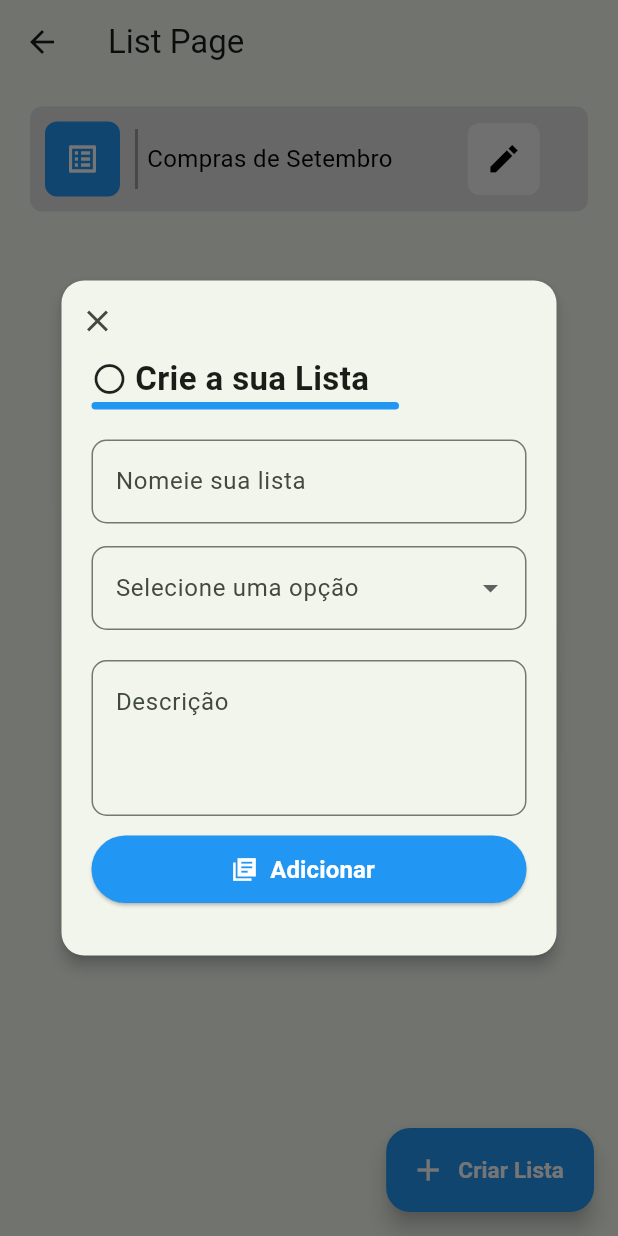
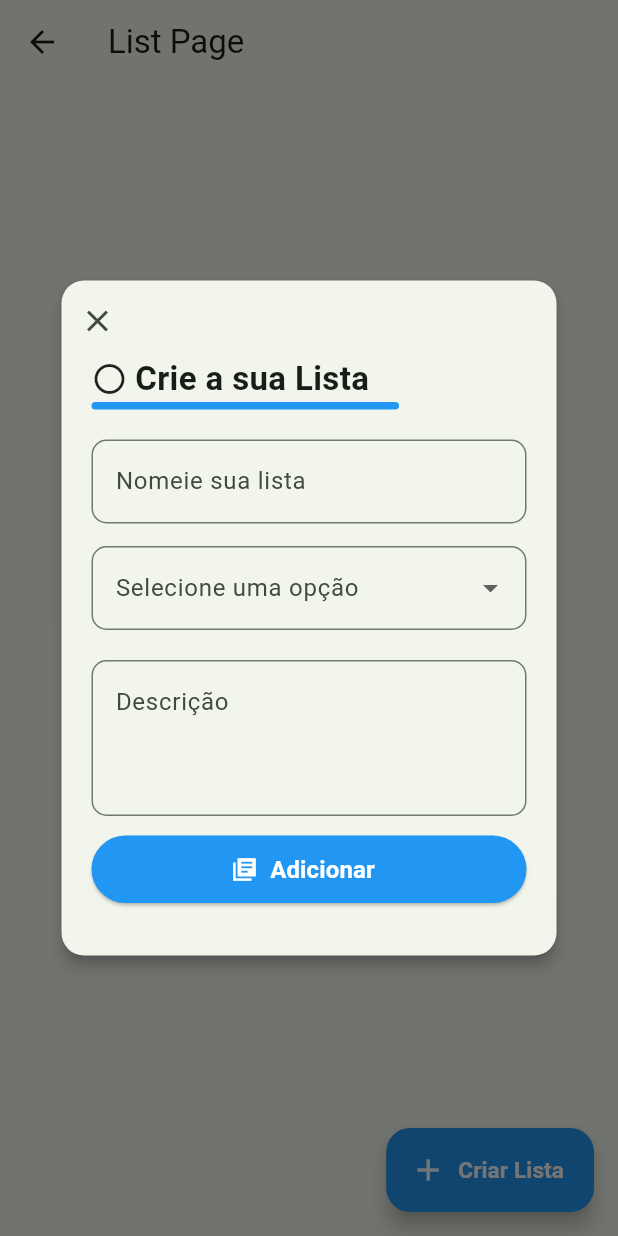
Before and after one commit to GabrielAdelino/Lista_compras, a Flutter app: the ListPage screen opened directly, after a tap on "Criar Lista", on a phone screen of 412 x 824 dp. Run offline on Flutter 3.47's test engine with Material 3 defaults, Android fonts, the phone set to English and light mode, and no system bars.

Commit message:
implementation of the list component

```diff
--- a/lib/pages/list_page.dart
+++ b/lib/pages/list_page.dart
@@ -1,70 +1,49 @@
 import 'package:flutter/material.dart';
+import 'package:lista_compras/components/card_list.dart';
+ // Certifique-se de importar o arquivo onde está o CardList
 
-class ListPage extends StatelessWidget {
+class ListPage extends StatefulWidget {
+  @override
+  _ListPageState createState() => _ListPageState();
+}
+
+class _ListPageState extends State<ListPage> {
+  List<CardList> cardListItems = [];
+  final TextEditingController nameController = TextEditingController();
+  final TextEditingController descriptionController = TextEditingController();
+  String? selectedOption;
+
+  void _addCard() {
+    setState(() {
+      // Adiciona um novo CardList com base nas informações fornecidas
+      cardListItems.add(
+        CardList(
+          title: nameController.text, // Nome da lista
+          icon: Icons.list_alt, // Ícone pode ser fixo ou ajustável
+          onEdit: () {
+            // Ação de edição
+          },
+        ),
+      );
+    });
+
+    // Limpa os campos após adicionar
+    nameController.clear();
+    descriptionController.clear();
+    selectedOption = null;
+    Navigator.of(context).pop(); // Fecha o dialogo após adicionar
+  }
+
   @override
   Widget build(BuildContext context) {
     return Scaffold(
       appBar: AppBar(
         title: Text('List Page'),
       ),
-      body: Container(
-        alignment: Alignment.topLeft,
-        padding: EdgeInsets.only(left: 20, top: 15, right: 20, bottom: 15),
-        child: Container(
-          decoration: BoxDecoration(
-            color: Colors.grey.shade300,
-            borderRadius: BorderRadius.circular(8),
-          ),
-          padding: EdgeInsets.all(10),
-        child: Row(
+      body: ListView(
         children: [
-              Container(
-        height: 50,
-        width: 50, // Define a largura do container do ícone
-        decoration: BoxDecoration(
-          color: Colors.blue,
-          borderRadius: BorderRadius.circular(8),
-        ),
-        child: Icon(
-          Icons.list_alt,
-          color: Colors.white,
-        ),
-      ),
-          SizedBox(width: 10),
-
-         Container( //Linha que divide Icon e Text
-              height: 40,
-              width: 2,
-              color: Colors.grey,
-            ),
-
-         Padding(
-              padding: EdgeInsets.fromLTRB(6, 10, 10, 10),
-              child: Text('Compras de Setembro',
-            style: TextStyle(
-              color: Colors.black,
-              fontSize: 16,
-              fontFamily: 'Roboto',
-            ),
-            ),
-         ),
-         SizedBox(width: 40),
-      Container(
-  decoration: BoxDecoration(
-    color: Colors.grey.shade100, // Cor de fundo
-    borderRadius: BorderRadius.circular(8), // Arredondamento da borda
-  ),
-  child: IconButton(
-    icon: Icon(Icons.edit_sharp,
-    color: Colors.black), // Ícone com cor branca
-    onPressed: () {
-      // Ação do botão
-    },
-  ),
-), //Colocar o Icone aqui
+          ...cardListItems, // Exibe os itens da lista de cards
         ],
-      ),
-        ),
       ),
       floatingActionButton: FloatingActionButton.extended(
         onPressed: () {
@@ -115,7 +94,7 @@ class ListPage extends StatelessWidget {
                               ),
                               SizedBox(height: 20),
                               TextFormField(
-                                  //controller: _namelist,
+                                controller: nameController, // Controlador do campo
                                 decoration: InputDecoration(
                                   labelText: 'Nomeie sua lista',
                                   border: OutlineInputBorder(
@@ -123,11 +102,9 @@ class ListPage extends StatelessWidget {
                                   ),
                                 ),
                               ),
-
                               SizedBox(height: 15),
-
                               DropdownButtonFormField<String>(
-                                    //value: _selectedOption,
+                                value: selectedOption,
                                 decoration: InputDecoration(
                                   labelText: 'Selecione uma opção',
                                   border: OutlineInputBorder(
@@ -140,7 +117,7 @@ class ListPage extends StatelessWidget {
                                     child: Text('Mercado'),
                                   ),
                                   DropdownMenuItem(
-                                          value: 'Farmaácia',
+                                    value: 'Farmácia',
                                     child: Text('Farmácia'),
                                   ),
                                   DropdownMenuItem(
@@ -149,14 +126,14 @@ class ListPage extends StatelessWidget {
                                   ),
                                 ],
                                 onChanged: (value) {
-                                        //setState(()
-                                           // _selectedOption = value!;
-                                        //)};
+                                  setState(() {
+                                    selectedOption = value;
+                                  });
                                 },
                               ),
                               SizedBox(height: 20),
-
                               TextFormField(
+                                controller: descriptionController, // Controlador para a descrição
                                 maxLines: 3,
                                 decoration: InputDecoration(
                                   labelText: 'Descrição',
@@ -166,21 +143,16 @@ class ListPage extends StatelessWidget {
                                   ),
                                 ),
                               ),
-
                               SizedBox(height: 13),
-
                               SizedBox(
                                 height: 45,
                                 width: double.infinity,
                                 child: ElevatedButton.icon(
-                                       onPressed: () {
-                                        //Ação de redirecionar
-                                       },
+                                  onPressed: _addCard, // Função para adicionar o card
                                   icon: Icon(
                                     Icons.library_books_sharp,
                                     color: Colors.white,
                                   ),
-
                                   label: Text(
                                     'Adicionar',
                                     style: TextStyle(
@@ -190,13 +162,11 @@ class ListPage extends StatelessWidget {
                                       fontWeight: FontWeight.bold,
                                     ),
                                   ),
-
                                   style: ElevatedButton.styleFrom(
                                     backgroundColor: Colors.blue,
                                   ),
                                 ),
                               ),
-                                //Adicionar os novos inputs apartir daqui
                             ],
                           ),
                         ),
@@ -206,7 +176,6 @@ class ListPage extends StatelessWidget {
                         left: 0,
                         child: IconButton(
                           icon: Icon(Icons.close),
-                           // panorama_fish_eye_rounded
                           onPressed: () {
                             Navigator.of(context).pop();
                           },
```
Also changed, not shown: lib/components/card_list.dart (added, +78 -0 lines). Lines whose indentation alone changed are shown as unchanged.
